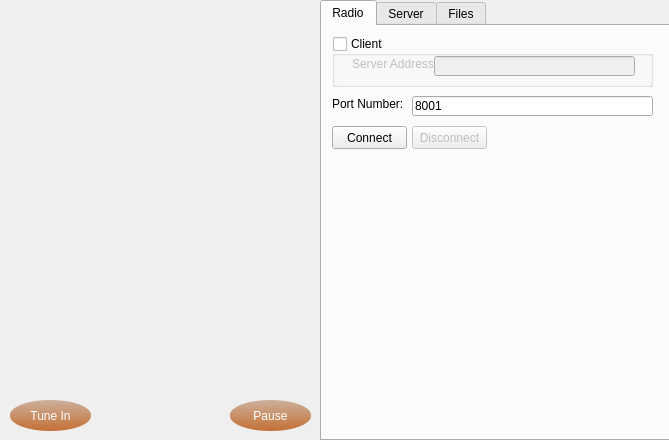
Before: the Qt Designer form mainwindow.ui in warren80/comaudio, drawn with Qt 5.
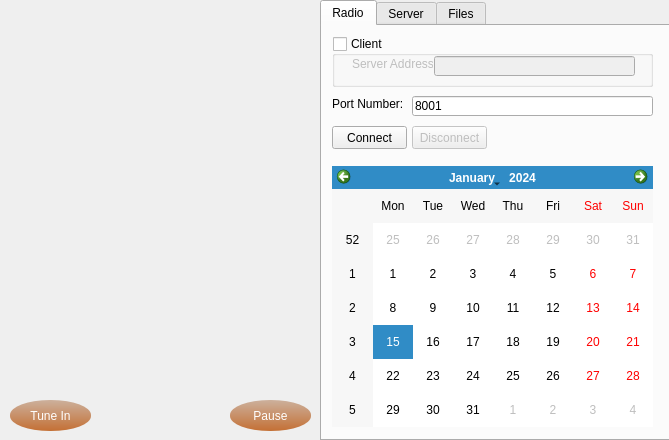
After: the same form once the commit is applied. Icons and pictures are not drawn.

Diff of the .ui file:
```diff
--- a/mainwindow.ui
+++ b/mainwindow.ui
@@ -178,6 +178,16 @@
        <bool>false</bool>
       </property>
      </widget>
+     <widget class="QCalendarWidget" name="calendarWidget">
+      <property name="geometry">
+       <rect>
+        <x>10</x>
+        <y>140</y>
+        <width>321</width>
+        <height>261</height>
+       </rect>
+      </property>
+     </widget>
     </widget>
     <widget class="QWidget" name="serverTab">
      <property name="enabled">
```
